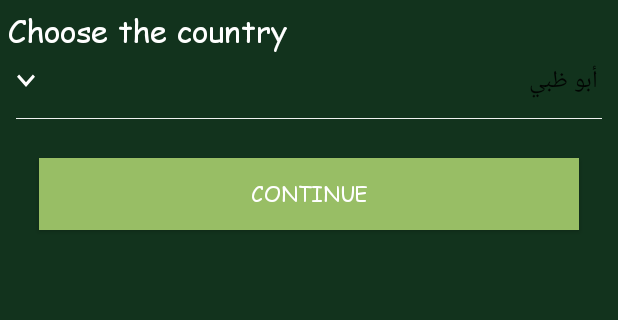
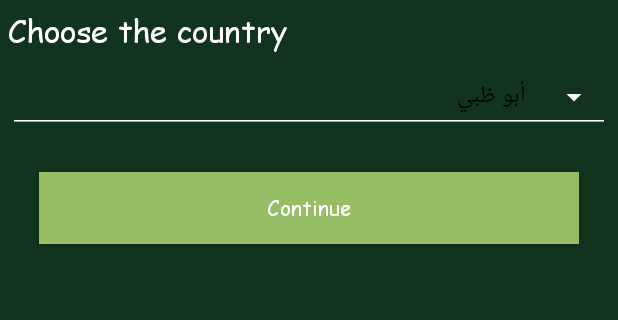
Before and after one commit to nayra/Project2, an Android app: the screen it shows after launch (ChooseCountryActivity), on a phone screen of 412 x 824 dp, the part 362-682 px from its top. Run offline under Robolectric (Android 15) with nearby library versions, the phone set to English and light mode, and no system bars; our stand-ins replace ButterKnife, sdp/ssp sizes; 1 statement that could not run was skipped.

Commit message:
fix spinner

```diff
--- a/app/src/main/java/com/nayra/maraiina/views/ChooseCountryActivity.java
+++ b/app/src/main/java/com/nayra/maraiina/views/ChooseCountryActivity.java
@@ -1,16 +1,21 @@
 package com.nayra.maraiina.views;
 
+import android.os.Bundle;
 import android.support.v7.app.AppCompatActivity;
-import android.os.Bundle;
 import android.view.View;
+import android.widget.Spinner;
 
 import com.nayra.maraiina.R;
 import com.nayra.maraiina.util.Utils;
 
+import butterknife.BindView;
 import butterknife.ButterKnife;
 import butterknife.OnClick;
 
 public class ChooseCountryActivity extends AppCompatActivity {
+
+    @BindView(R.id.spCountries)
+    Spinner countrySpinner;
 
     @Override
     protected void onCreate(final Bundle savedInstanceState) {
--- a/app/src/main/java/com/nayra/maraiina/views/MainActivity.java
+++ b/app/src/main/java/com/nayra/maraiina/views/MainActivity.java
@@ -20,11 +20,11 @@ public class MainActivity extends AppCompatActivity {
 
     @BindView(R.id.toolbar)
     Toolbar toolbar;
+
     private Drawer result;
+    private CustomDrawerItem[] drawerItems = new CustomDrawerItem[6];
+    private CustomDrawerItem lastSelectedItem;
 
-    private CustomDrawerItem[] drawerItems = new CustomDrawerItem[6];
-
-    private CustomDrawerItem lastSelectedItem;
     @Override
     protected void onCreate(final Bundle savedInstanceState) {
         super.onCreate(savedInstanceState);
--- a/app/src/main/res/layout/activity_choose_country.xml
+++ b/app/src/main/res/layout/activity_choose_country.xml
@@ -66,27 +66,22 @@
         android:layout_marginTop="@dimen/_15sdp"
         app:layout_constraintTop_toBottomOf="@+id/myTextView2"
         android:entries="@array/countries"
-        android:layout_margin="5dp">
+        android:layout_margin="5dp"
+        style="@style/Base.Widget.AppCompat.Spinner.Underlined"
+        app:backgroundTint="@color/colorAccent">
 
     </android.support.v7.widget.AppCompatSpinner>
-
-    <View
-        android:id="@+id/line"
-        android:layout_width="match_parent"
-        android:layout_height="0.1dp"
-        android:background="#eeffffff"
-        app:layout_constraintTop_toBottomOf="@+id/spCountries"
-        android:layout_margin="@dimen/_8sdp"/>
 
 
     <com.nayra.maraiina.custom_views.MyButton
         android:id="@+id/btnContinue"
         android:layout_width="match_parent"
         android:layout_height="wrap_content"
-        app:layout_constraintTop_toBottomOf="@+id/line"
+        app:layout_constraintTop_toBottomOf="@+id/spCountries"
         android:layout_margin="@dimen/_20sdp"
         android:background="@color/green_light"
         android:textColor="@android:color/white"
         android:text="@string/continue_to_app"
-        android:onClick="continueToApp"/>
+        android:onClick="continueToApp"
+        android:textAllCaps="false" />
 </android.support.constraint.ConstraintLayout>
--- a/app/src/main/res/layout/row_spinner.xml
+++ b/app/src/main/res/layout/row_spinner.xml
@@ -6,6 +6,7 @@
     android:layout_height="match_parent"
     xmlns:tools="http://schemas.android.com/tools"
     android:textColor="@android:color/white"
-    tools:text="CountryTest">
+    tools:text="CountryTest"
+    android:background="@android:color/transparent">
 
 </com.nayra.maraiina.custom_views.MyTextView>
--- a/app/src/main/res/values/colors.xml
+++ b/app/src/main/res/values/colors.xml
@@ -2,7 +2,7 @@
 <resources>
     <color name="colorPrimary">#3F51B5</color>
     <color name="colorPrimaryDark">#303F9F</color>
-    <color name="colorAccent">#FF4081</color>
+    <color name="colorAccent">#FFF</color>
 
     <color name="img_border_color">#FF000000</color>
 
--- a/app/src/main/res/values/styles.xml
+++ b/app/src/main/res/values/styles.xml
@@ -6,7 +6,6 @@
         <item name="colorPrimary">@color/colorPrimary</item>
         <item name="colorPrimaryDark">@color/colorPrimaryDark</item>
         <item name="colorAccent">@color/colorAccent</item>
-        <item name="spinnerStyle">@style/spinner_style</item>
 
         <item name="windowActionBar">false</item>
         <item name="windowNoTitle">true</item>
```
